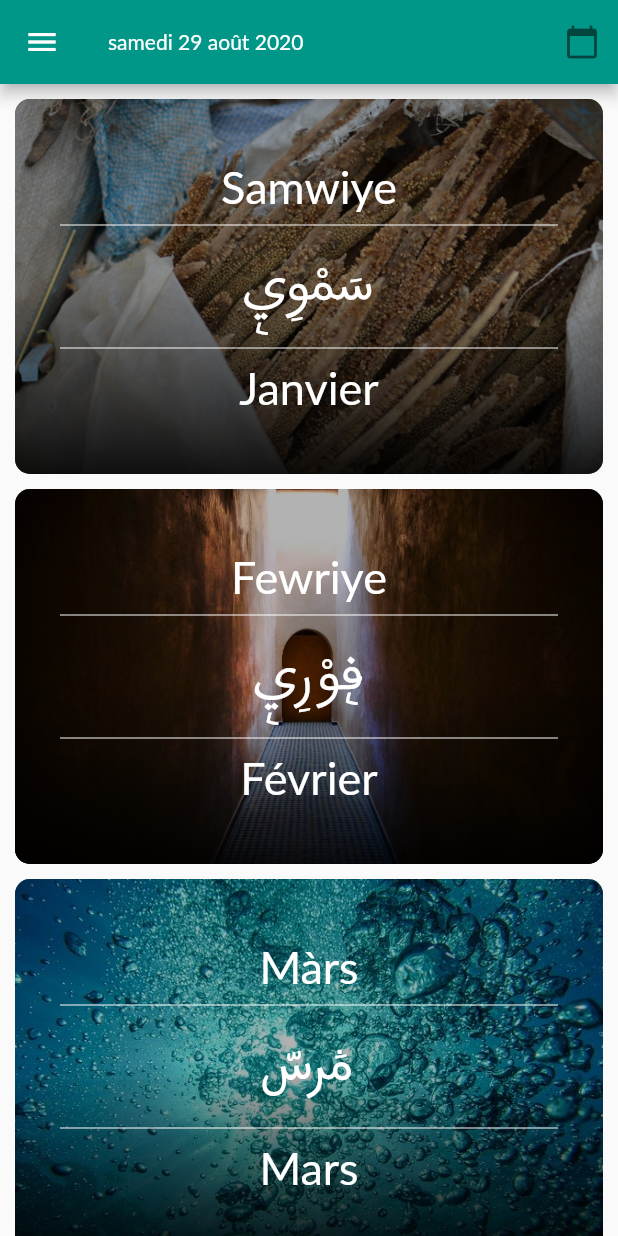
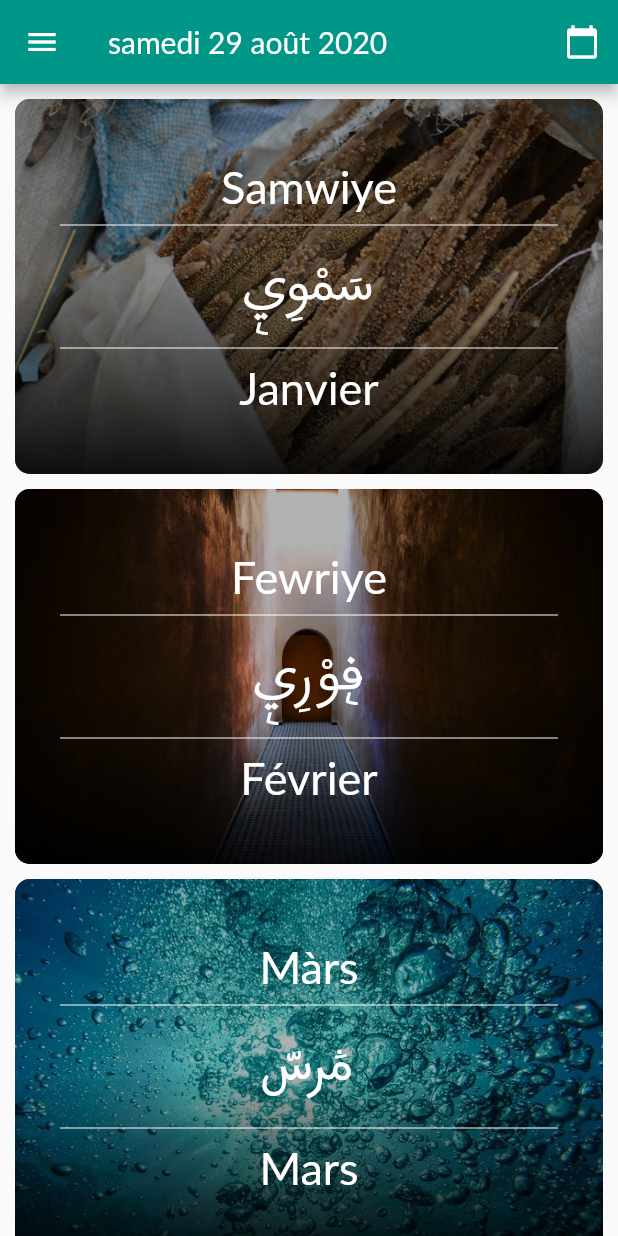
Before and after one commit to ngaretou/wolof_calendar, a Flutter app: the screen it shows after launch, in the side drawer, after a tap on the "calendar today" icon, on a phone screen of 412 x 824 dp. Run offline on Flutter 3.47's test engine with Material 2 defaults, Android fonts, the phone set to English and light mode, and no system bars; our stand-ins replace audioplayers, scrollable_positioned_list, shared_preferences; accounts and stored records are empty; statements that could not run were skipped.

```diff
--- a/lib/providers/theme.dart
+++ b/lib/providers/theme.dart
@@ -48,12 +48,13 @@ ThemeData lightTheme = ThemeData.light().copyWith(
     appBarTheme: AppBarTheme(
         iconTheme: IconThemeData(color: Colors.white),
         textTheme: TextTheme(
-          headline6: TextStyle(color: Colors.white, fontFamily: 'Lato'),
+          headline6:
+              TextStyle(color: Colors.white, fontFamily: 'Lato', fontSize: 20),
         ),
         //     subtitle2: TextStyle(color: Colors.white),
         //     subtitle1: TextStyle(color: Colors.white)),
         color: Colors.teal,
-        actionsIconTheme: IconThemeData(color: Colors.black54)),
+        actionsIconTheme: IconThemeData(color: Colors.white)),
     buttonTheme: ButtonThemeData(minWidth: 80));
 
 ThemeData blueTheme = ThemeData.light().copyWith(
@@ -73,6 +74,10 @@ ThemeData blueTheme = ThemeData.light().copyWith(
         subtitle1: TextStyle(color: Colors.black54),
         bodyText2: TextStyle(color: Colors.black87)),
     appBarTheme: AppBarTheme(
+        iconTheme: IconThemeData(color: Colors.white),
+        textTheme: TextTheme(
+            headline6: TextStyle(
+                color: Colors.white, fontFamily: 'Lato', fontSize: 20)),
         color: Colors.blueAccent,
         actionsIconTheme: IconThemeData(color: Colors.white)),
     buttonTheme: ButtonThemeData(minWidth: 80),
@@ -99,6 +104,10 @@ ThemeData tealTheme = ThemeData.light().copyWith(
       bodyText2: TextStyle(color: Colors.black87),
     ),
     appBarTheme: AppBarTheme(
+        iconTheme: IconThemeData(color: Colors.white),
+        textTheme: TextTheme(
+            headline6: TextStyle(
+                color: Colors.white, fontFamily: 'Lato', fontSize: 20)),
         color: Color(0xff1f655d),
         actionsIconTheme: IconThemeData(color: Colors.white)),
     buttonTheme: ButtonThemeData(
--- a/lib/providers/user_prefs.dart
+++ b/lib/providers/user_prefs.dart
@@ -67,9 +67,9 @@ class UserPrefs with ChangeNotifier {
         showFavs: jsonResponse['showFavs'],
         showOnboarding: jsonResponse['showOnboarding'],
       );
-
-      // notifyListeners();
     }
+    print('in setup');
+    print(_userPrefs.wolofalVerseEnabled);
   }
 
   Future<void> savePref(String setting, userPref) async {
@@ -101,10 +101,10 @@ class UserPrefs with ChangeNotifier {
       _tempUserPrefs.showOnboarding = userPref;
     }
 
-    //now set it in memory
+    // set it in memory
     _userPrefs = _tempUserPrefs;
-    // notifyListeners();
-    //now save it to disk
+
+    // save it to disk
     final _userPrefsData = json.encode({
       'textDirection': _tempUserPrefs.textDirection,
       'imageEnabled': _tempUserPrefs.imageEnabled,
--- a/lib/screens/date_screen.dart
+++ b/lib/screens/date_screen.dart
@@ -168,7 +168,7 @@ class _DateScreenState extends State<DateScreen> {
 
     return Scaffold(
       appBar: AppBar(
-        title: Text(appBarTitle, style: Theme.of(context).textTheme.headline5),
+        title: Text(appBarTitle),
         actions: [
           IconButton(
               icon: Icon(Icons.arrow_back_ios),
--- a/lib/screens/months_screen.dart
+++ b/lib/screens/months_screen.dart
@@ -29,7 +29,7 @@ class MonthsScreen extends StatelessWidget {
         title: Text(formattedDate),
         actions: [
           IconButton(
-            icon: const Icon(Icons.calendar_today),
+            icon: Icon(Icons.calendar_today),
             onPressed: () {
               Navigator.of(context).pushNamed(DateScreen.routeName,
                   arguments: DateScreenArgs(
--- a/lib/screens/settings_screen.dart
+++ b/lib/screens/settings_screen.dart
@@ -387,7 +387,6 @@ class _SettingsScreenState extends State<SettingsScreen> {
       appBar: AppBar(
         title: Text(
           AppLocalization.of(context).settingsTitle,
-          style: Theme.of(context).textTheme.headline6,
         ),
       ),
       //If the width of the screen is greater or equal to 500
--- a/lib/widgets/drawer.dart
+++ b/lib/widgets/drawer.dart
@@ -22,10 +22,12 @@ class MainDrawer extends StatelessWidget {
                     Icon(
                       icon,
                       size: 27,
-                      color: Theme.of(context).iconTheme.color,
+                      color: Theme.of(context).appBarTheme.iconTheme.color,
                     ),
                     SizedBox(width: 25),
-                    Text(title, style: Theme.of(context).textTheme.headline5),
+                    Text(title,
+                        style:
+                            Theme.of(context).appBarTheme.textTheme.headline6),
                   ],
                 ))),
       );
@@ -48,17 +50,20 @@ class MainDrawer extends StatelessWidget {
                         Icon(
                           Icons.blur_circular,
                           size: 27,
-                          color: Theme.of(context).iconTheme.color,
+                          color: Theme.of(context).appBarTheme.iconTheme.color,
                         ),
                         SizedBox(width: 25),
                         Text("Arminaatu wolof",
-                            style:
-                                Theme.of(context).textTheme.headline5.copyWith(
-                                      fontSize: 24,
-                                      fontFamily: 'Lato',
-                                      fontWeight: FontWeight.w300,
-                                      letterSpacing: -0.5,
-                                    ))
+                            style: Theme.of(context)
+                                .appBarTheme
+                                .textTheme
+                                .headline6
+                                .copyWith(
+                                  fontSize: 24,
+                                  fontFamily: 'Lato',
+                                  fontWeight: FontWeight.w300,
+                                  letterSpacing: -0.5,
+                                ))
                       ],
                     ))),
             Divider(
@@ -68,7 +73,7 @@ class MainDrawer extends StatelessWidget {
               "Settings TT",
               Icons.settings,
               () {
-                Navigator.of(context).pushNamed(SettingsScreen.routeName);
+                Navigator.of(context).popAndPushNamed(SettingsScreen.routeName);
               },
             ),
             Divider(
```
Also changed, not shown: lib/screens/month_scripture_screen.dart (+39 -13 lines).
